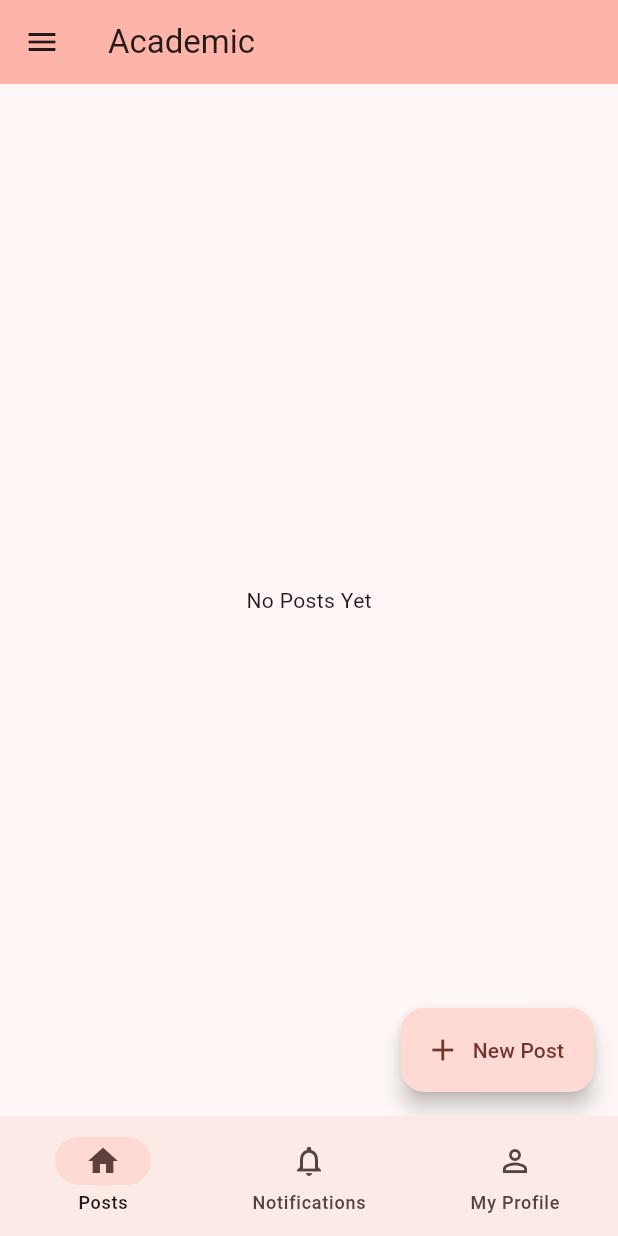
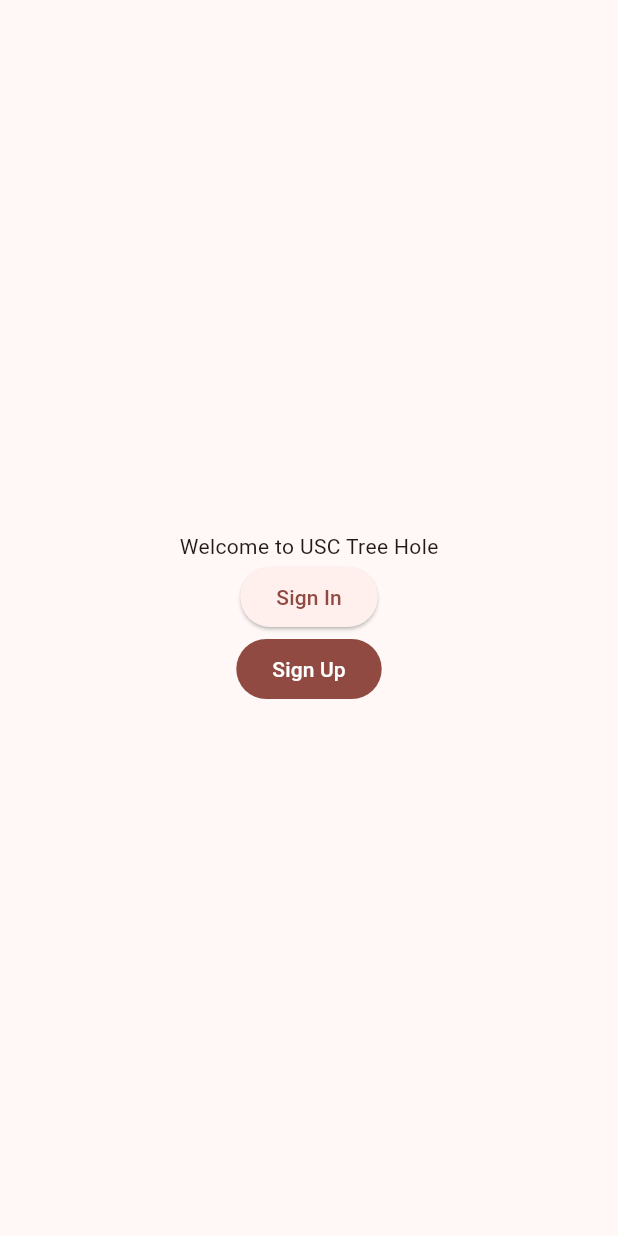
Before and after one commit to nenesekai/usc_tree_hole, a Flutter app: the screen it shows after launch, on a phone screen of 412 x 824 dp. Run offline on Flutter 3.47's test engine with Material 3 defaults, Android fonts, the phone set to English and light mode, and no system bars; our stand-ins replace cloud_firestore, firebase_auth, firebase_core, firebase_storage; accounts and stored records are empty.

Commit message:
finished profile and myprofile

```diff
--- a/lib/main.dart
+++ b/lib/main.dart
@@ -2,6 +2,7 @@
 import 'package:flutter/material.dart';
 import 'package:firebase_core/firebase_core.dart';
 import 'package:usc_tree_hole/model/post.dart';
+import 'package:usc_tree_hole/view/page/my_profile_page.dart';
 import 'package:usc_tree_hole/view/page/new_post_page.dart';
 import 'package:usc_tree_hole/view/page/not_signed_in_page.dart';
 import 'package:usc_tree_hole/view/page/notifications_page.dart';
@@ -9,6 +10,7 @@
 import 'package:usc_tree_hole/view/page/profile_page.dart';
 import 'package:usc_tree_hole/view/page/sign_in_page.dart';
 import 'package:usc_tree_hole/view/page/sign_up_page.dart';
+import 'package:usc_tree_hole/view/page/welcome_page.dart';
 import 'firebase_options.dart';
 
 void main() async {
@@ -34,9 +36,10 @@
     return MaterialApp(
       title: 'USC Tree Hole',
       theme: _appTheme,
-      home: const HomePage(),
       onGenerateRoute: (settings) {
         switch (settings.name) {
+          case WelcomePage.route:
+            return MaterialPageRoute(builder: (context) => const WelcomePage());
           case SignInPage.route:
             return MaterialPageRoute(builder: (context) => const SignInPage());
           case SignUpPage.route:
@@ -48,11 +51,14 @@
             });
           case ProfilePage.route:
             return MaterialPageRoute(builder: (context) {
-              final userId = settings.arguments as String?;
-              return ProfilePage(userId: userId!);
+              final profileId = settings.arguments as String;
+              return ProfilePage(profileId: profileId);
             });
           default:
-            return MaterialPageRoute(builder: (context) => const HomePage());
+            return MaterialPageRoute(
+                builder: (context) => FirebaseAuth.instance.currentUser == null
+                    ? const WelcomePage()
+                    : HomePage(user: FirebaseAuth.instance.currentUser!));
         }
       },
     );
@@ -60,7 +66,11 @@
 }
 
 class HomePage extends StatefulWidget {
-  const HomePage({super.key});
+  static const route = '/';
+
+  const HomePage({super.key, required this.user});
+
+  final User user;
 
   static const unselectedIcons = <IconData>[
     Icons.home_outlined,
@@ -84,22 +94,14 @@
 
 class _HomePageState extends State<HomePage> {
   int _selectedPage = 0;
-  final Stream<User?> _userStream = FirebaseAuth.instance.authStateChanges();
 
   @override
   Widget build(BuildContext context) {
-    return StreamBuilder(
-        stream: _userStream,
-        initialData: FirebaseAuth.instance.currentUser,
-        builder: (context, snapshot) {
-          final user = snapshot.data;
     return Scaffold(
       body: <Widget>[
         const PostsPage(),
         const NotificationsPage(),
-              user == null
-                  ? const NotSignedInPage()
-                  : ProfilePage(userId: user.uid),
+        MyProfilePage(user: widget.user),
       ][_selectedPage],
       bottomNavigationBar: NavigationBar(
         destinations: [
@@ -111,10 +113,8 @@
             )
         ],
         selectedIndex: _selectedPage,
-              onDestinationSelected: (value) =>
-                  setState(() => _selectedPage = value),
+        onDestinationSelected: (value) => setState(() => _selectedPage = value),
       ),
     );
-        });
   }
 }
--- /dev/null
+++ b/lib/view/page/welcome_page.dart
@@ -0,0 +1,40 @@
+import 'package:flutter/material.dart';
+import 'package:usc_tree_hole/view/page/sign_in_page.dart';
+import 'package:usc_tree_hole/view/page/sign_up_page.dart';
+
+class WelcomePage extends StatelessWidget {
+  static const route = '/welcome';
+
+  const WelcomePage({super.key});
+
+  void onSignInPressed(BuildContext context) {
+    Navigator.of(context).pushNamed(SignInPage.route);
+  }
+
+  void onSignUpPressed(BuildContext context) {
+    Navigator.of(context).pushNamed(SignUpPage.route);
+  }
+
+  @override
+  Widget build(BuildContext context) {
+    return Scaffold(
+      body: Center(
+        child: Column(
+          mainAxisAlignment: MainAxisAlignment.center,
+          crossAxisAlignment: CrossAxisAlignment.center,
+          children: [
+            const Text('Welcome to USC Tree Hole'),
+            ElevatedButton(
+              onPressed: () => onSignInPressed(context),
+              child: const Text('Sign In'),
+            ),
+            FilledButton(
+              onPressed: () => onSignUpPressed(context),
+              child: const Text('Sign Up'),
+            ),
+          ],
+        ),
+      ),
+    );
+  }
+}
```
Also changed, not shown: lib/view/page/my_profile_page.dart (added, +51 -0 lines), lib/view/page/profile_page.dart (+70 -48 lines), lib/view/page/sign_in_page.dart (+7 -2 lines), lib/view/page/sign_up_page.dart (+7 -3 lines), lib/model/category.dart (added). Lines whose indentation alone changed are shown as unchanged.
